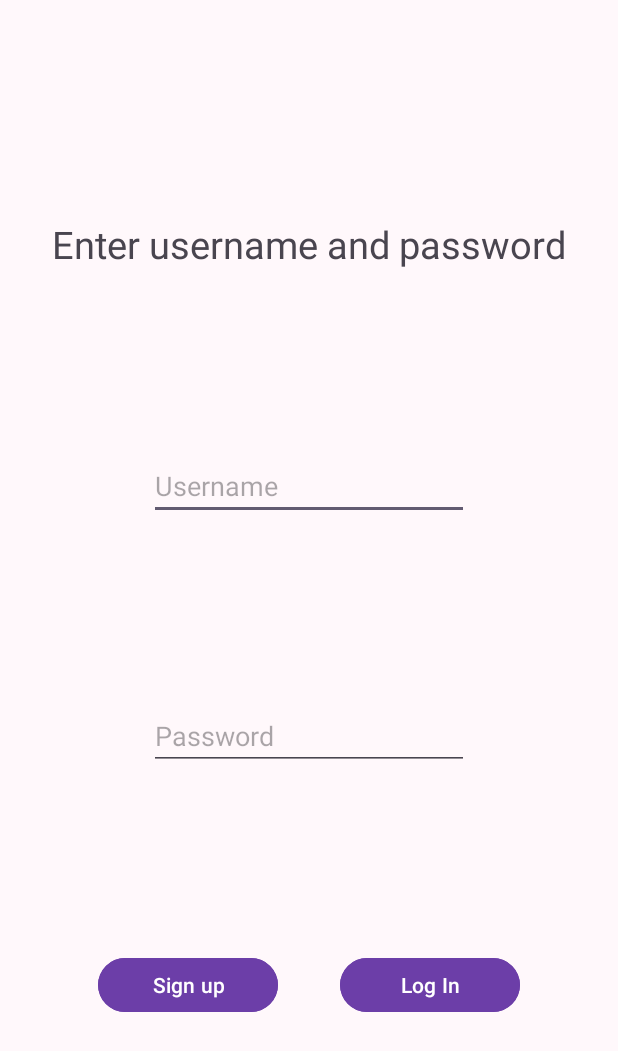
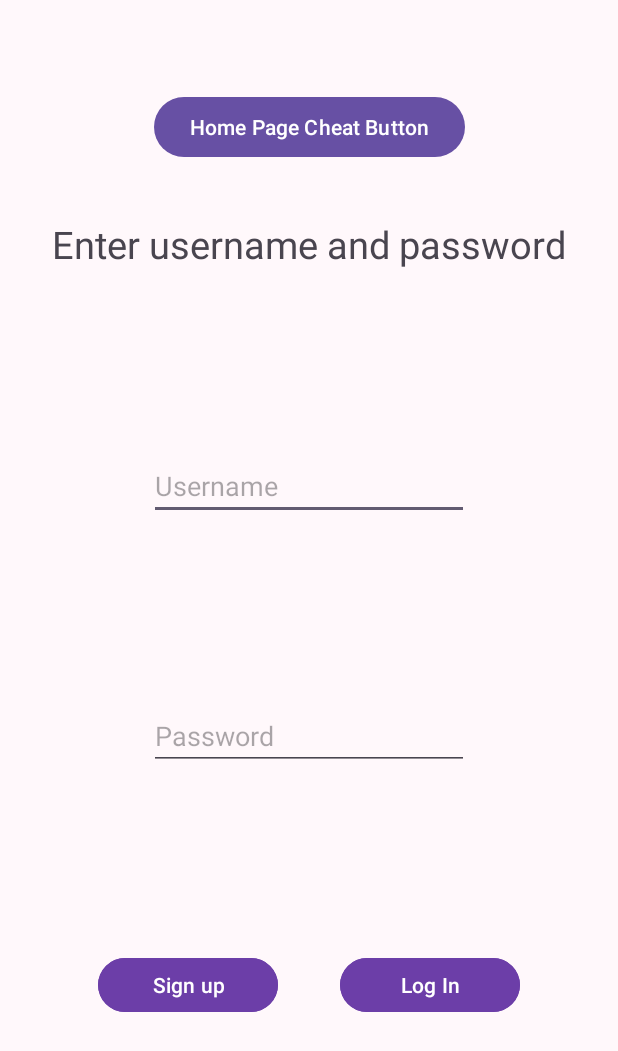
Before and after one commit to KarinAbr158/Wordle_original, an Android app: the screen it shows after launch (LogInActivity), on a phone screen of 412 x 824 dp. Shown: the top 1051 px of the screen. Run offline under Robolectric (Android 15) with nearby library versions, the phone set to English and light mode, and no system bars.

Commit message:
cheat button lesgooooo

```diff
--- a/app/src/main/java/com/example/wordle/GameActivity.java
+++ b/app/src/main/java/com/example/wordle/GameActivity.java
@@ -1,6 +1,7 @@
 package com.example.wordle;
 
 import android.os.Bundle;
+import android.util.Log;
 import android.view.View;
 import android.widget.Button;
 import android.widget.GridLayout;
@@ -21,11 +22,7 @@ public class GameActivity extends AppCompatActivity {
         super.onCreate(savedInstanceState);
         EdgeToEdge.enable(this);
         setContentView(R.layout.activity_game);
-        ViewCompat.setOnApplyWindowInsetsListener(findViewById(R.id.main), (v, insets) -> {
-            Insets systemBars = insets.getInsets(WindowInsetsCompat.Type.systemBars());
-            v.setPadding(systemBars.left, systemBars.top, systemBars.right, systemBars.bottom);
-            return insets;
-        });
+        Log.v("GameActivity", "started onCreate");
         keyboard = findViewById(R.id.keyboardlayout);
         createWordleKeyboard();
     }
--- a/app/src/main/java/com/example/wordle/LogInActivity.java
+++ b/app/src/main/java/com/example/wordle/LogInActivity.java
@@ -22,11 +22,17 @@ public class LogInActivity extends AppCompatActivity {
         super.onCreate(savedInstanceState);
         EdgeToEdge.enable(this);
         setContentView(R.layout.activity_log_in);
-        Log.v("MainActivity", "started onCreate");
+        Log.v("LogInActivity", "started onCreate");
+
         usernameFieldInput = findViewById(R.id.usernameET);
         passwordFieldInput = findViewById(R.id.passwordET);
         signup = findViewById(R.id.signupBtn);
         login = findViewById(R.id.loginBtn);
+
+        prefs = getSharedPreferences("UserPrefs", MODE_PRIVATE);
+        SharedPreferences.Editor editor = prefs.edit();
+        editor.putString(usernameFieldInput.getText().toString(), passwordFieldInput.getText().toString());
+        editor.apply();
 
         signup.setOnClickListener(new View.OnClickListener() {
             @Override
@@ -35,11 +41,6 @@ public class LogInActivity extends AppCompatActivity {
                 startActivity(i);
             }
         });
-
-        prefs = getSharedPreferences("UserPrefs", MODE_PRIVATE);
-        SharedPreferences.Editor editor = prefs.edit();
-        editor.putString(usernameFieldInput.getText().toString(), passwordFieldInput.getText().toString());
-        editor.apply();
 
         login.setOnClickListener(new View.OnClickListener() {
             @Override
@@ -66,4 +67,8 @@ public class LogInActivity extends AppCompatActivity {
             }
         });
     }
+
+    public void LoginFunc(SharedPreferences prefs){
+
+    }
 }
--- a/app/src/main/res/layout/activity_log_in.xml
+++ b/app/src/main/res/layout/activity_log_in.xml
@@ -1,6 +1,7 @@
 <?xml version="1.0" encoding="utf-8"?>
 <androidx.constraintlayout.widget.ConstraintLayout xmlns:android="http://schemas.android.com/apk/res/android"
     xmlns:app="http://schemas.android.com/apk/res-auto"
+    xmlns:tools="http://schemas.android.com/tools"
     android:id="@+id/login_root"
     android:layout_width="match_parent"
     android:layout_height="match_parent"
@@ -70,4 +71,14 @@
         app:layout_constraintStart_toStartOf="parent"
         app:layout_constraintTop_toBottomOf="@+id/usernameET" />
 
+    <Button
+        android:id="@+id/cheatBtn"
+        android:layout_width="wrap_content"
+        android:layout_height="wrap_content"
+        app:layout_constraintBottom_toTopOf="@+id/textView"
+        android:text="Home Page Cheat Button"
+        app:layout_constraintEnd_toEndOf="parent"
+        app:layout_constraintStart_toStartOf="parent"
+        app:layout_constraintTop_toTopOf="parent" />
+
 </androidx.constraintlayout.widget.ConstraintLayout>
```
